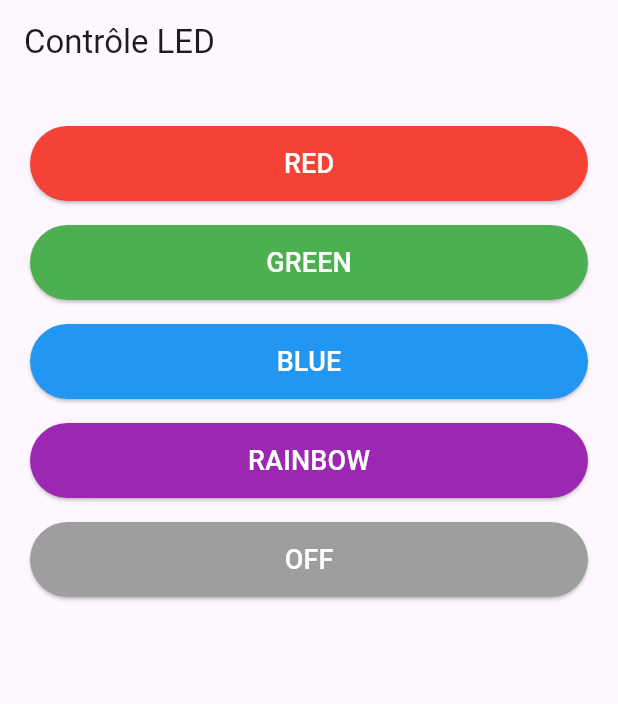
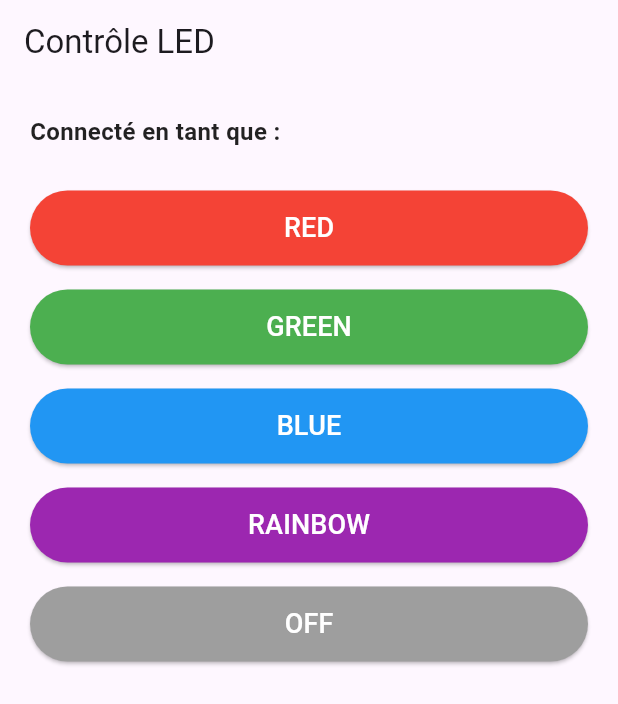
Before and after one commit to ArnaudBrandt/led-controller, a Flutter app: the LedControlPage screen opened directly with empty values, on a phone screen of 412 x 824 dp. Shown: the top 704 px of the screen. Run offline on Flutter 3.47's test engine with Material 3 defaults, Android fonts, the phone set to English and light mode, and no system bars; missing offline and left inert: dart:html, flutter_web_auth_2.

Commit message:
email display

```diff
--- a/lib/main.dart
+++ b/lib/main.dart
@@ -195,7 +195,18 @@ class LedControlPage extends StatelessWidget {
     body: Padding(
       padding: const EdgeInsets.all(20),
       child: Column(
-          children: colors.entries.map((entry) {
+        crossAxisAlignment: CrossAxisAlignment.start,
+        children: [
+          Text(
+            'Connecté en tant que : $userEmail',
+            style: const TextStyle(
+              fontSize: 16,
+              fontWeight: FontWeight.bold,
+              color: Colors.black87,
+            ),
+          ),
+          const SizedBox(height: 20),
+          ...colors.entries.map((entry) {
             return Padding(
               padding: const EdgeInsets.symmetric(vertical: 8),
               child: ElevatedButton(
@@ -211,6 +222,7 @@ class LedControlPage extends StatelessWidget {
               ),
             );
           }).toList(),
+        ],
       ),
     ),
   );
```
Lines whose indentation alone changed are shown as unchanged.
